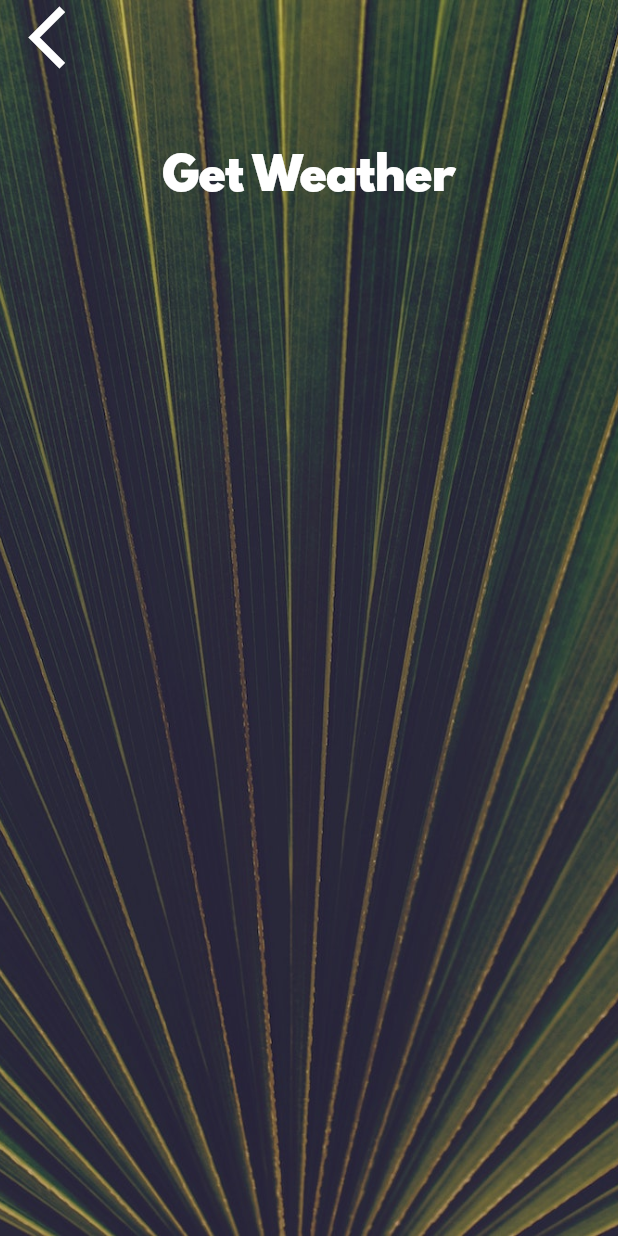
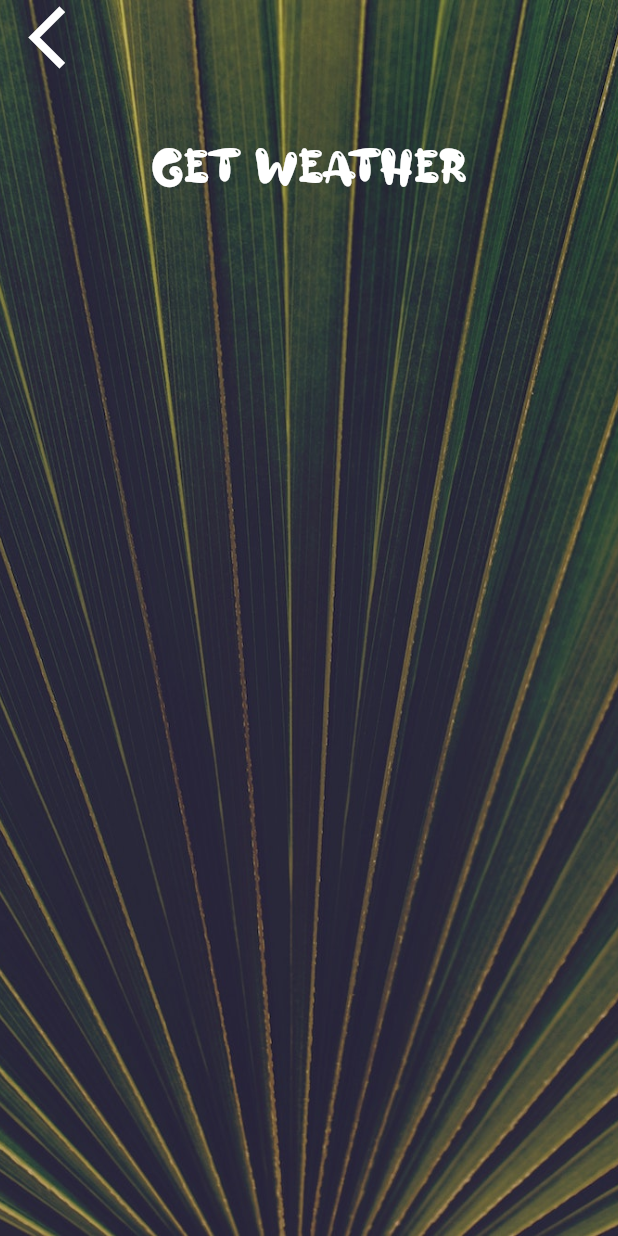
Before and after one commit to AnuVe/clima-flutter, a Flutter app: the CityScreen screen opened directly, on a phone screen of 412 x 824 dp. Run offline on Flutter 3.47's test engine with Material 2 defaults, Android fonts, the phone set to English and light mode, and no system bars; our stand-ins replace geolocator; network calls fail.

Commit message:
Edited text

```diff
--- a/lib/utilities/constants.dart
+++ b/lib/utilities/constants.dart
@@ -1,7 +1,7 @@
 import 'package:flutter/material.dart';
 
 const kTempTextStyle = TextStyle(
-  fontFamily: 'Spartan MB',
+  fontFamily: 'Alloy Ink',
   fontSize: 100.0,
 );
 
@@ -12,7 +12,7 @@ const kMessageTextStyle = TextStyle(
 
 const kButtonTextStyle = TextStyle(
   fontSize: 30.0,
-  fontFamily: 'Spartan MB',
+  fontFamily: 'Alloy Ink',
 );
 
 const kConditionTextStyle = TextStyle(
--- a/pubspec.yaml
+++ b/pubspec.yaml
@@ -30,3 +30,6 @@ flutter:
     fonts:
     - asset: fonts/SpartanMB-Black.otf
       weight: 900
+  - family: Alloy Ink
+    fonts:
+    - asset: fonts/aAlloyInk.otf
```
Also changed, not shown: pubspec.lock, 1 other file.
